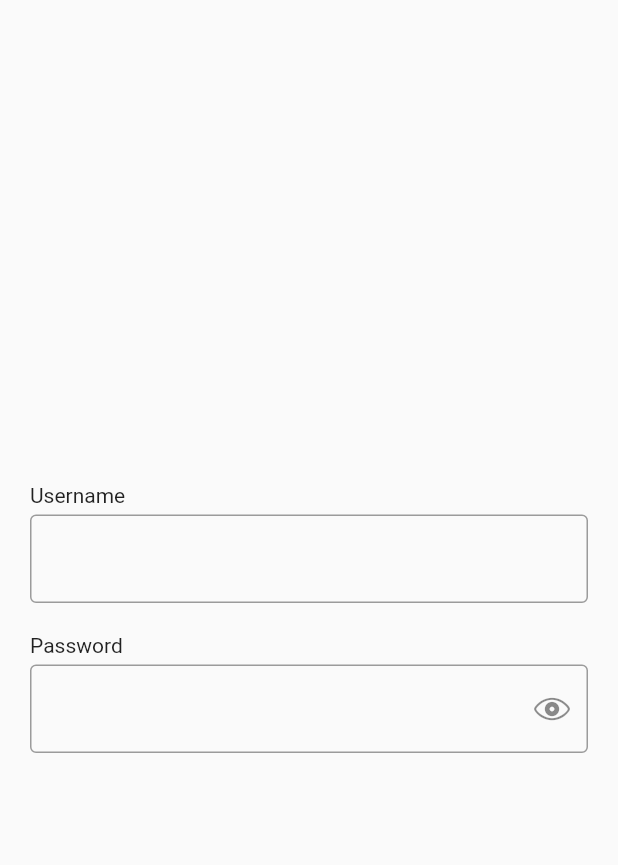
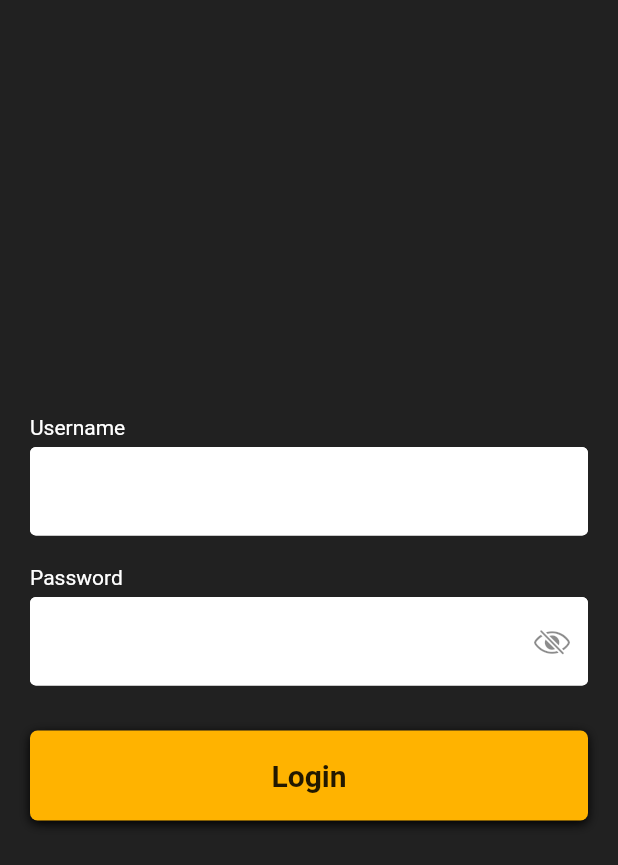
Before and after one commit to bharat-Sl/password_manager, a Flutter app: the screen it shows after launch, on a phone screen of 412 x 824 dp. Shown: the top 865 px of the screen. Run offline on Flutter 3.47's test engine with Material 2 defaults, Android fonts, the phone set to English and light mode, and no system bars; our stand-ins replace hive, hive_flutter; accounts and stored records are empty.

Commit message:
Added Ui and Login Via Hive

```diff
--- a/lib/screens/login.dart
+++ b/lib/screens/login.dart
@@ -1,5 +1,8 @@
 import 'package:flutter/cupertino.dart';
 import 'package:flutter/material.dart';
+import 'package:password_storage/services/auth_service.dart';
+
+import 'home.dart';
 
 class LoginScreen extends StatefulWidget {
   const LoginScreen({Key? key}) : super(key: key);
@@ -9,9 +12,16 @@ class LoginScreen extends StatefulWidget {
 }
 
 class _LoginScreenState extends State<LoginScreen> {
+  TextEditingController username = TextEditingController();
+  TextEditingController password = TextEditingController();
+  bool obscure = true;
+
+  AuthService auth = AuthService();
+
   @override
   Widget build(BuildContext context) {
     return Scaffold(
+      backgroundColor: Colors.grey[900],
       body: Center(
         child: Padding(
           padding: EdgeInsets.symmetric(horizontal: 20, vertical: 20),
@@ -19,22 +29,96 @@ class _LoginScreenState extends State<LoginScreen> {
             mainAxisSize: MainAxisSize.min,
             crossAxisAlignment: CrossAxisAlignment.start,
             children: [
-              Text("Username"),
+              Text(
+                "Username",
+                style: TextStyle(color: Colors.white),
+              ),
               SizedBox(height: 5),
               TextField(
+                controller: username,
                 decoration: InputDecoration(
-                  border: OutlineInputBorder(),
+                  fillColor: Colors.white,
+                  filled: true,
+                  border: OutlineInputBorder(
+                      borderSide: BorderSide(color: Colors.white)),
+                  enabledBorder: OutlineInputBorder(
+                      borderSide: BorderSide(color: Colors.white)),
+                  errorBorder: OutlineInputBorder(
+                      borderSide: BorderSide(color: Colors.white)),
+                  focusedBorder: OutlineInputBorder(
+                      borderSide: BorderSide(color: Colors.white)),
+                  disabledBorder: OutlineInputBorder(
+                      borderSide: BorderSide(color: Colors.white)),
                 ),
               ),
               SizedBox(height: 20),
-              Text("Password"),
+              Text(
+                "Password",
+                style: TextStyle(color: Colors.white),
+              ),
               SizedBox(height: 5),
               TextField(
+                controller: password,
+                obscureText: obscure,
                 decoration: InputDecoration(
-                  suffixIcon: Icon(CupertinoIcons.eye),
-                  border: OutlineInputBorder(),
+                  fillColor: Colors.white,
+                  filled: true,
+                  suffixIcon: InkWell(
+                      onTap: () {
+                        setState(() {
+                          obscure = !obscure;
+                        });
+                      },
+                      child: Icon(obscure
+                          ? CupertinoIcons.eye_slash
+                          : CupertinoIcons.eye)),
+                  border: OutlineInputBorder(
+                      borderSide: BorderSide(color: Colors.white)),
+                  enabledBorder: OutlineInputBorder(
+                      borderSide: BorderSide(color: Colors.white)),
+                  errorBorder: OutlineInputBorder(
+                      borderSide: BorderSide(color: Colors.white)),
+                  focusedBorder: OutlineInputBorder(
+                      borderSide: BorderSide(color: Colors.white)),
+                  disabledBorder: OutlineInputBorder(
+                      borderSide: BorderSide(color: Colors.white)),
                 ),
               ),
+              SizedBox(height: 30),
+              InkWell(
+                onTap: () {
+                  if (username.text.isEmpty || password.text.isEmpty) {
+                    ScaffoldMessenger.of(context).showSnackBar(SnackBar(
+                        content: Text("Username or password cannot be empty")));
+                  }
+                  var resp = auth.login(
+                      userName: username.text, password: password.text);
+                  if (resp) {
+                    Navigator.of(context).pushReplacement(
+                        MaterialPageRoute(builder: (context) => Home()));
+                  }
+                },
+                child: Container(
+                  width: double.infinity,
+                  height: 60,
+                  decoration: BoxDecoration(
+                      color: Colors.amber[600],
+                      borderRadius: BorderRadius.circular(5),
+                      boxShadow: [
+                        BoxShadow(
+                            color: Colors.black,
+                            blurRadius: 5,
+                            offset: Offset(0, 2))
+                      ]),
+                  child: Center(
+                    child: Text(
+                      "Login",
+                      style:
+                          TextStyle(fontSize: 20, fontWeight: FontWeight.w600),
+                    ),
+                  ),
+                ),
+              )
             ],
           ),
         ),
```
Also changed, not shown: lib/main.dart (+39 -3 lines), lib/screens/home.dart (+56 -0 lines).
